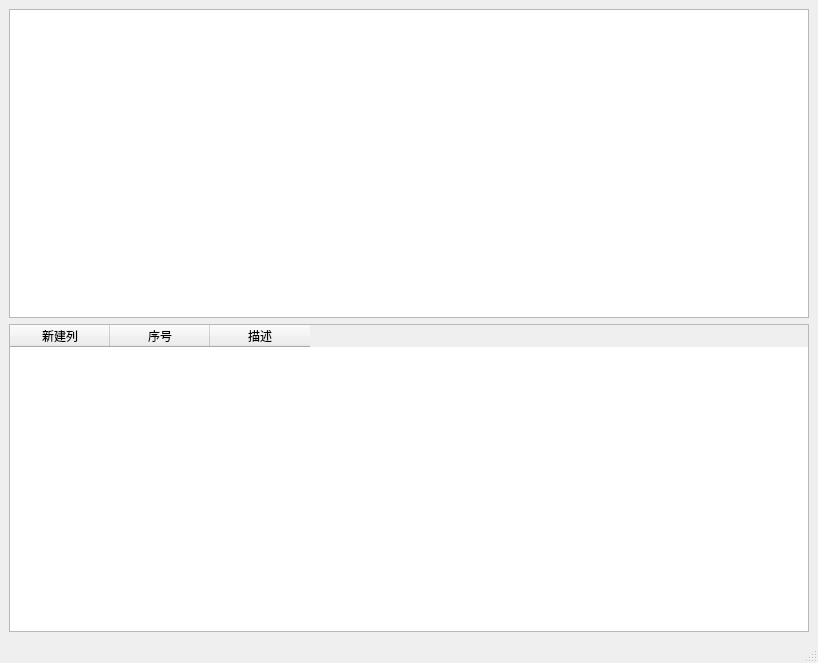
myzonexu/git_test, file python_test/python_test/ui_test.ui: the form before one commit.
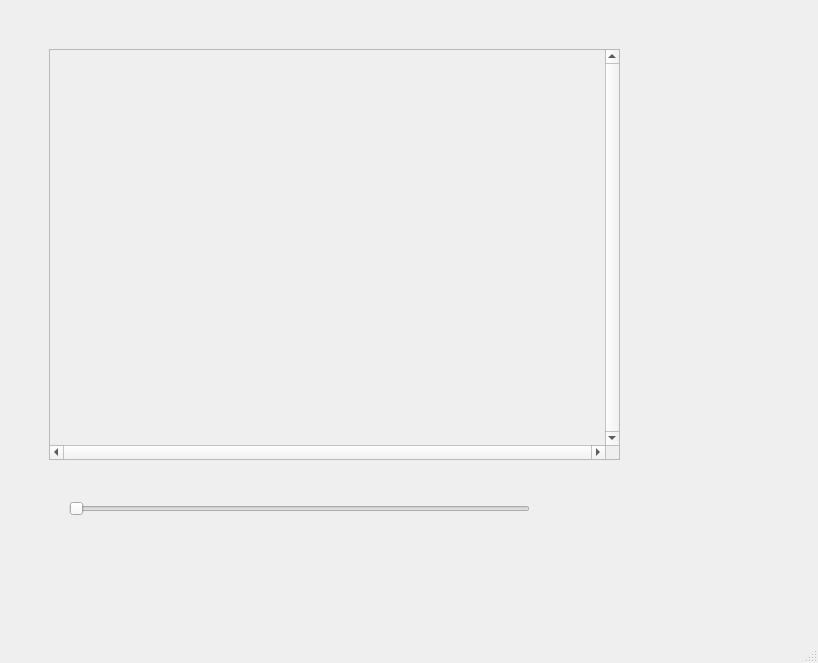
The form after the commit.

Commit message: test_main中实现SVG点的移动

What changed in the file:
```diff
--- a/python_test/python_test/ui_test.ui
+++ b/python_test/python_test/ui_test.ui
@@ -16,25 +16,55 @@
   <widget class="QWidget" name="centralwidget">
    <layout class="QVBoxLayout" name="verticalLayout">
     <item>
-     <widget class="QTableView" name="tableView"/>
-    </item>
-    <item>
-     <widget class="QTableWidget" name="tableWidget">
-      <column>
-       <property name="text">
-        <string>新建列</string>
+     <widget class="QWidget" name="widget" native="true">
+      <property name="sizePolicy">
+       <sizepolicy hsizetype="Expanding" vsizetype="Expanding">
+        <horstretch>0</horstretch>
+        <verstretch>0</verstretch>
+       </sizepolicy>
+      </property>
+      <widget class="QScrollArea" name="scrollArea_2">
+       <property name="geometry">
+        <rect>
+         <x>40</x>
+         <y>40</y>
+         <width>571</width>
+         <height>411</height>
+        </rect>
        </property>
-      </column>
-      <column>
-       <property name="text">
-        <string>序号</string>
+       <property name="verticalScrollBarPolicy">
+        <enum>Qt::ScrollBarAlwaysOn</enum>
        </property>
-      </column>
-      <column>
-       <property name="text">
-        <string>描述</string>
+       <property name="horizontalScrollBarPolicy">
+        <enum>Qt::ScrollBarAlwaysOn</enum>
        </property>
-      </column>
+       <property name="widgetResizable">
+        <bool>true</bool>
+       </property>
+       <widget class="QWidget" name="scrollAreaWidgetContents_2">
+        <property name="geometry">
+         <rect>
+          <x>0</x>
+          <y>0</y>
+          <width>552</width>
+          <height>392</height>
+         </rect>
+        </property>
+       </widget>
+      </widget>
+      <widget class="QSlider" name="horizontalSlider">
+       <property name="geometry">
+        <rect>
+         <x>60</x>
+         <y>490</y>
+         <width>461</width>
+         <height>19</height>
+        </rect>
+       </property>
+       <property name="orientation">
+        <enum>Qt::Horizontal</enum>
+       </property>
+      </widget>
      </widget>
     </item>
    </layout>
```
The commit also changes 13 other files.
